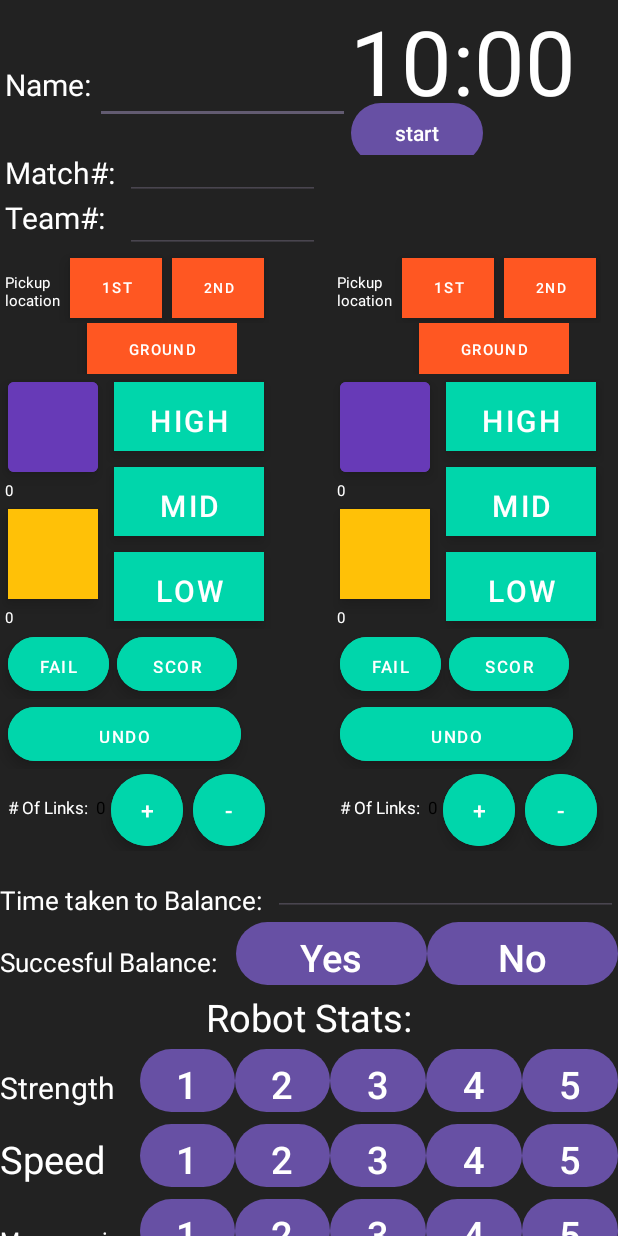
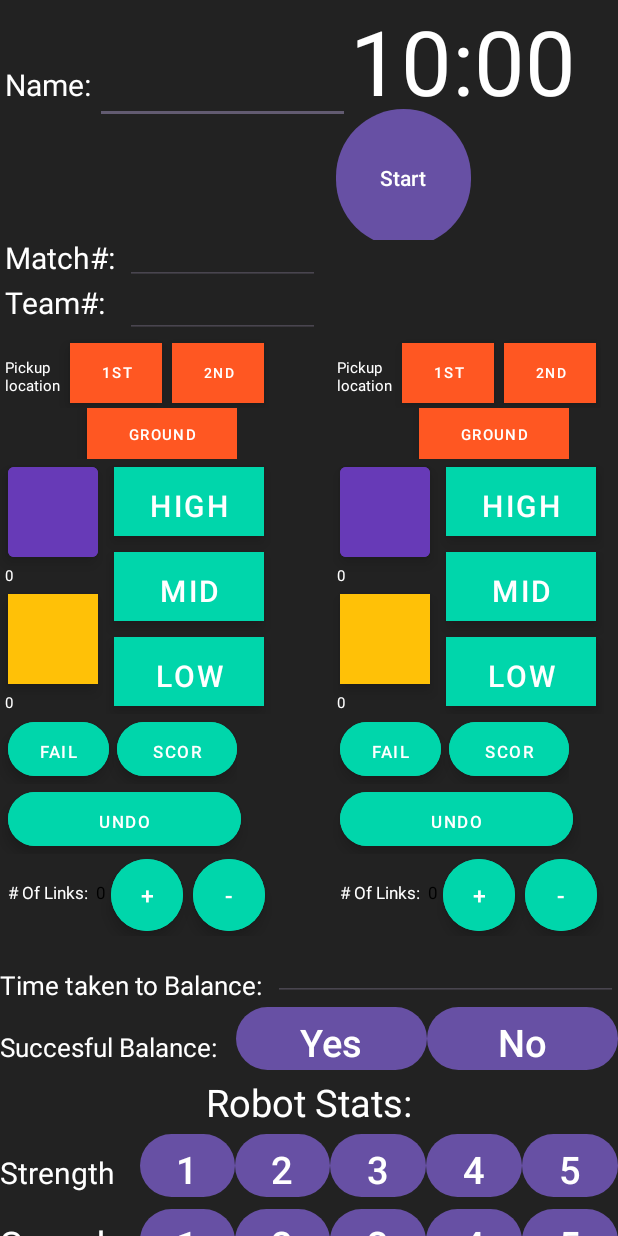
Before and after one commit to Amogh2009/scouting-app, an Android app: the screen it shows after launch (MainActivity), on a phone screen of 412 x 824 dp. Run offline under Robolectric (Android 15) with nearby library versions, the phone set to English and light mode, and no system bars.

Commit message:
Finish Timer
Timer

```diff
--- a/app/src/main/res/layout/activity_main.xml
+++ b/app/src/main/res/layout/activity_main.xml
@@ -29,6 +29,7 @@
             android:inputType="text" />
         <TextView
             android:id="@+id/text_view_countdown"
+            android:layout_marginRight="20dp"
             android:layout_width="wrap_content"
             android:layout_height="wrap_content"
             android:text="00:00"
@@ -37,21 +38,21 @@
 
         <Button
             android:id="@+id/button_start_pause"
-            android:layout_marginTop="30dp"
-            android:layout_marginLeft="-150dp"
-            android:layout_width="wrap_content"
-            android:layout_height="wrap_content"
+            android:layout_marginTop="60dp"
+            android:layout_marginLeft="-180dp"
+            android:layout_width="90dp"
+            android:layout_height="100dp"
             android:layout_below="@+id/text_view_countdown"
             android:layout_centerHorizontal="true"
-            android:text="start" />
+            android:text="Start" />
 
         <Button
             android:id="@+id/button_reset"
-            android:layout_width="wrap_content"
-            android:layout_height="wrap_content"
-            android:layout_marginStart="11dp"
+            android:layout_marginTop="60dp"
+            android:layout_width="90dp"
+            android:layout_height="100dp"
             android:layout_toEndof="@+id/button_start_pause"
-            android:text="reset"
+            android:text="Reset"
             android:visibility="invisible"
             tools:visibility="visible"/>
 
```
